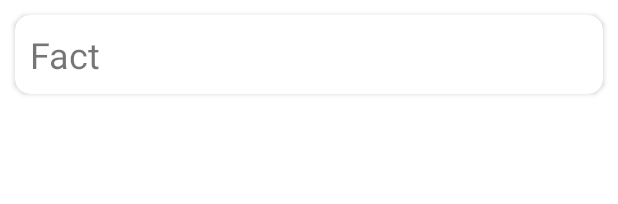
After one commit to danieel47896321/CatFacts, an Android app: the layout fact_view.xml on its own in the app's theme, with its tools: preview values and no code run, on a phone screen of 412 x 824 dp. The commit adds this screen. Shown: the top 204 px of the screen. Run offline under Robolectric (Android 15) with nearby library versions, the phone set to English and light mode, and no system bars.

Commit message:
created fact view. created main adapter. finish main xml.

```diff
--- /dev/null
+++ b/app/src/main/res/layout/fact_view.xml
@@ -0,0 +1,17 @@
+<?xml version="1.0" encoding="utf-8"?>
+<androidx.cardview.widget.CardView
+    xmlns:android="http://schemas.android.com/apk/res/android"
+    xmlns:app="http://schemas.android.com/apk/res-auto"
+    android:layout_margin="10dp"
+    app:cardCornerRadius="10dp"
+    android:layout_width="match_parent"
+    android:layout_height="wrap_content">
+
+    <TextView
+        android:id="@+id/textViewFact"
+        android:layout_width="match_parent"
+        android:layout_height="wrap_content"
+        android:padding="10dp"
+        android:text="@string/Fact"
+        android:textSize="24sp" />
+</androidx.cardview.widget.CardView>
--- a/app/src/main/res/values-night/themes.xml
+++ b/app/src/main/res/values-night/themes.xml
@@ -1,16 +1,16 @@
-<resources xmlns:tools="http://schemas.android.com/tools">
+<resources>
     <!-- Base application theme. -->
     <style name="Theme.CatFacts" parent="Theme.MaterialComponents.DayNight.DarkActionBar">
         <!-- Primary brand color. -->
-        <item name="colorPrimary">@color/purple_200</item>
-        <item name="colorPrimaryVariant">@color/purple_700</item>
-        <item name="colorOnPrimary">@color/black</item>
+        <item name="colorPrimary">@color/blue</item>
+        <item name="colorPrimaryVariant">@color/blue</item>
+        <item name="colorOnPrimary">@color/white</item>
         <!-- Secondary brand color. -->
-        <item name="colorSecondary">@color/teal_200</item>
-        <item name="colorSecondaryVariant">@color/teal_200</item>
-        <item name="colorOnSecondary">@color/black</item>
+        <item name="colorSecondary">@color/blue</item>
+        <item name="colorSecondaryVariant">@color/blue</item>
+        <item name="colorOnSecondary">@color/white</item>
         <!-- Status bar color. -->
-        <item name="android:statusBarColor" tools:targetApi="l">?attr/colorPrimaryVariant</item>
+        <item name="android:statusBarColor">?attr/colorPrimaryVariant</item>
         <!-- Customize your theme here. -->
     </style>
 </resources>
--- a/app/src/main/res/values/colors.xml
+++ b/app/src/main/res/values/colors.xml
@@ -7,4 +7,6 @@
     <color name="teal_700">#FF018786</color>
     <color name="black">#FF000000</color>
     <color name="white">#FFFFFFFF</color>
+    <color name="grey">#E4E6EA</color>
+    <color name="blue">#0B57DC</color>
 </resources>
--- a/app/src/main/res/values/strings.xml
+++ b/app/src/main/res/values/strings.xml
@@ -1,3 +1,5 @@
 <resources>
     <string name="app_name">CatFacts</string>
+    <string name="Fact">Fact</string>
+    <string name="GetFact">Get Fact</string>
 </resources>
--- a/app/src/main/res/values/themes.xml
+++ b/app/src/main/res/values/themes.xml
@@ -1,16 +1,16 @@
-<resources xmlns:tools="http://schemas.android.com/tools">
+<resources>
     <!-- Base application theme. -->
     <style name="Theme.CatFacts" parent="Theme.MaterialComponents.DayNight.DarkActionBar">
         <!-- Primary brand color. -->
-        <item name="colorPrimary">@color/purple_500</item>
-        <item name="colorPrimaryVariant">@color/purple_700</item>
+        <item name="colorPrimary">@color/blue</item>
+        <item name="colorPrimaryVariant">@color/blue</item>
         <item name="colorOnPrimary">@color/white</item>
         <!-- Secondary brand color. -->
-        <item name="colorSecondary">@color/teal_200</item>
-        <item name="colorSecondaryVariant">@color/teal_700</item>
-        <item name="colorOnSecondary">@color/black</item>
+        <item name="colorSecondary">@color/blue</item>
+        <item name="colorSecondaryVariant">@color/blue</item>
+        <item name="colorOnSecondary">@color/white</item>
         <!-- Status bar color. -->
-        <item name="android:statusBarColor" tools:targetApi="l">?attr/colorPrimaryVariant</item>
+        <item name="android:statusBarColor">?attr/colorPrimaryVariant</item>
         <!-- Customize your theme here. -->
     </style>
 </resources>
```
Also changed, not shown: app/src/main/java/com/example/catfacts/MainActivity.kt (+23 -0 lines), app/src/main/java/com/example/catfacts/adapter/MainAdapter.kt (added, +28 -0 lines), app/src/main/res/layout/activity_main.xml (+40 -8 lines).
